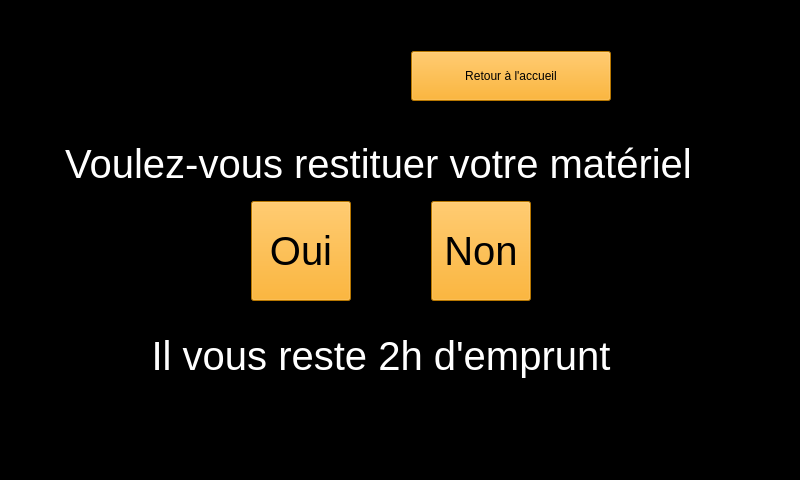
Qt form CasierConnectees/gestionnairecasier.ui (MoquereauClement/TravailProjet) before a commit.
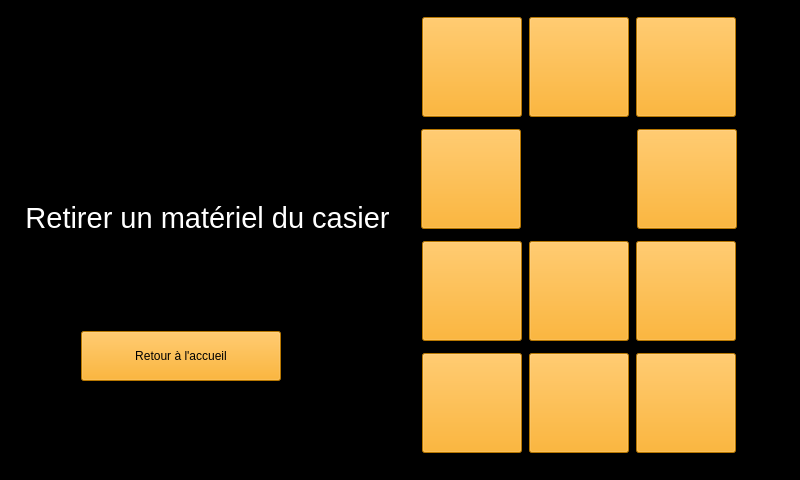
The same form after that commit. The open tabs and pages were chosen to show the change. Icons and pictures are not drawn.

The edit to the form file:
```diff
--- a/CasierConnectees/gestionnairecasier.ui
+++ b/CasierConnectees/gestionnairecasier.ui
@@ -486,7 +486,7 @@
       <widget class="QLabel" name="label_3">
        <property name="geometry">
         <rect>
-         <x>120</x>
+         <x>100</x>
          <y>320</y>
          <width>500</width>
          <height>50</height>
@@ -494,14 +494,14 @@
        </property>
        <property name="font">
         <font>
-         <pointsize>30</pointsize>
+         <pointsize>22</pointsize>
         </font>
        </property>
        <property name="styleSheet">
         <string notr="true">color:white;</string>
        </property>
        <property name="text">
-        <string>Il vous reste 2h d'emprunt</string>
+        <string/>
        </property>
        <property name="alignment">
         <set>Qt::AlignCenter</set>
@@ -531,22 +531,22 @@
       <widget class="QLabel" name="label_4">
        <property name="geometry">
         <rect>
-         <x>40</x>
+         <x>100</x>
          <y>130</y>
-         <width>655</width>
-         <height>45</height>
+         <width>500</width>
+         <height>50</height>
         </rect>
        </property>
        <property name="font">
         <font>
-         <pointsize>30</pointsize>
+         <pointsize>22</pointsize>
         </font>
        </property>
        <property name="styleSheet">
         <string notr="true">color:white;</string>
        </property>
        <property name="text">
-        <string>Voulez-vous restituer votre matériel</string>
+        <string/>
        </property>
        <property name="alignment">
         <set>Qt::AlignCenter</set>
@@ -1001,6 +1001,299 @@
        </property>
       </widget>
      </widget>
+     <widget class="QWidget" name="RetirerObjet">
+      <widget class="QWidget" name="layoutWidget_8">
+       <property name="geometry">
+        <rect>
+         <x>410</x>
+         <y>0</y>
+         <width>316</width>
+         <height>451</height>
+        </rect>
+       </property>
+       <layout class="QVBoxLayout" name="verticalLayout_13">
+        <item>
+         <layout class="QHBoxLayout" name="horizontalLayout_28">
+          <item>
+           <widget class="QToolButton" name="toolbutton_Retirer_Casier1">
+            <property name="minimumSize">
+             <size>
+              <width>100</width>
+              <height>100</height>
+             </size>
+            </property>
+            <property name="styleSheet">
+             <string notr="true">background-color:orange; color:bl;</string>
+            </property>
+            <property name="text">
+             <string/>
+            </property>
+           </widget>
+          </item>
+          <item>
+           <widget class="QToolButton" name="toolbutton_Retirer_Casier2">
+            <property name="minimumSize">
+             <size>
+              <width>100</width>
+              <height>100</height>
+             </size>
+            </property>
+            <property name="styleSheet">
+             <string notr="true">background-color:orange;</string>
+            </property>
+            <property name="text">
+             <string/>
+            </property>
+           </widget>
+          </item>
+          <item>
+           <widget class="QToolButton" name="toolbutton_Retirer_Casier3">
+            <property name="minimumSize">
+             <size>
+              <width>100</width>
+              <height>100</height>
+             </size>
+            </property>
+            <property name="styleSheet">
+             <string notr="true">background-color:orange;</string>
+            </property>
+            <property name="text">
+             <string/>
+            </property>
+           </widget>
+          </item>
+         </layout>
+        </item>
+        <item>
+         <layout class="QHBoxLayout" name="horizontalLayout_29">
+          <item>
+           <widget class="QToolButton" name="toolbutton_Retirer_Casier4">
+            <property name="minimumSize">
+             <size>
+              <width>100</width>
+              <height>100</height>
+             </size>
+            </property>
+            <property name="styleSheet">
+             <string notr="true">background-color:orange;</string>
+            </property>
+            <property name="text">
+             <string/>
+            </property>
+           </widget>
+          </item>
+          <item>
+           <spacer name="horizontalSpacer_5">
+            <property name="orientation">
+             <enum>Qt::Horizontal</enum>
+            </property>
+            <property name="sizeHint" stdset="0">
+             <size>
+              <width>40</width>
+              <height>20</height>
+             </size>
+            </property>
+           </spacer>
+          </item>
+          <item>
+           <widget class="QToolButton" name="toolbutton_Retirer_Casier5">
+            <property name="minimumSize">
+             <size>
+              <width>100</width>
+              <height>100</height>
+             </size>
+            </property>
+            <property name="styleSheet">
+             <string notr="true">background-color:orange;</string>
+            </property>
+            <property name="text">
+             <string/>
+            </property>
+           </widget>
+          </item>
+         </layout>
+        </item>
+        <item>
+         <layout class="QHBoxLayout" name="horizontalLayout_30">
+          <item>
+           <widget class="QToolButton" name="toolbutton_Retirer_Casier6">
+            <property name="minimumSize">
+             <size>
+              <width>100</width>
+              <height>100</height>
+             </size>
+            </property>
+            <property name="styleSheet">
+             <string notr="true">background-color:orange;</string>
+            </property>
+            <property name="text">
+             <string/>
+            </property>
+           </widget>
+          </item>
+          <item>
+           <widget class="QToolButton" name="toolbutton_Retirer_Casier7">
+            <property name="minimumSize">
+             <size>
+              <width>100</width>
+              <height>100</height>
+             </size>
+            </property>
+            <property name="styleSheet">
+             <string notr="true">background-color:orange;</string>
+            </property>
+            <property name="text">
+             <string/>
+            </property>
+           </widget>
+          </item>
+          <item>
+           <widget class="QToolButton" name="toolbutton_Retirer_Casier8">
+            <property name="minimumSize">
+             <size>
+              <width>100</width>
+              <height>100</height>
+             </size>
+            </property>
+            <property name="styleSheet">
+             <string notr="true">background-color:orange;</string>
+            </property>
+            <property name="text">
+             <string/>
+            </property>
+           </widget>
+          </item>
+         </layout>
+        </item>
+        <item>
+         <layout class="QHBoxLayout" name="horizontalLayout_31">
+          <item>
+           <widget class="QToolButton" name="toolbutton_Retirer_Casier9">
+            <property name="minimumSize">
+             <size>
+              <width>100</width>
+              <height>100</height>
+             </size>
+            </property>
+            <property name="styleSheet">
+             <string notr="true">background-color:orange;</string>
+            </property>
+            <property name="text">
+             <string/>
+            </property>
+           </widget>
+          </item>
+          <item>
+           <widget class="QToolButton" name="toolbutton_Retirer_Casier10">
+            <property name="minimumSize">
+             <size>
+              <width>100</width>
+              <height>100</height>
+             </size>
+            </property>
+            <property name="styleSheet">
+             <string notr="true">background-color:orange;</string>
+            </property>
+            <property name="text">
+             <string/>
+            </property>
+           </widget>
+          </item>
+          <item>
+           <widget class="QToolButton" name="toolbutton_Retirer_Casier11">
+            <property name="minimumSize">
+             <size>
+              <width>100</width>
+              <height>100</height>
+             </size>
+            </property>
+            <property name="styleSheet">
+             <string notr="true">background-color:orange;</string>
+            </property>
+            <property name="text">
+             <string/>
+            </property>
+           </widget>
+          </item>
+         </layout>
+        </item>
+       </layout>
+      </widget>
+      <widget class="QLabel" name="label_Image1_3">
+       <property name="enabled">
+        <bool>true</bool>
+       </property>
+       <property name="geometry">
+        <rect>
+         <x>10</x>
+         <y>10</y>
+         <width>201</width>
+         <height>101</height>
+        </rect>
+       </property>
+       <property name="autoFillBackground">
+        <bool>false</bool>
+       </property>
+       <property name="styleSheet">
+        <string notr="true"/>
+       </property>
+       <property name="inputMethodHints">
+        <set>Qt::ImhNone</set>
+       </property>
+       <property name="text">
+        <string/>
+       </property>
+       <property name="textFormat">
+        <enum>Qt::AutoText</enum>
+       </property>
+       <property name="scaledContents">
+        <bool>true</bool>
+       </property>
+       <property name="alignment">
+        <set>Qt::AlignHCenter|Qt::AlignTop</set>
+       </property>
+      </widget>
+      <widget class="QPushButton" name="pushButton_RedirectionAccueil_9">
+       <property name="geometry">
+        <rect>
+         <x>70</x>
+         <y>320</y>
+         <width>200</width>
+         <height>50</height>
+        </rect>
+       </property>
+       <property name="styleSheet">
+        <string notr="true">background-color:orange; color:bl;</string>
+       </property>
+       <property name="text">
+        <string>Retour à l'accueil</string>
+       </property>
+      </widget>
+      <widget class="QLabel" name="label_5">
+       <property name="geometry">
+        <rect>
+         <x>10</x>
+         <y>190</y>
+         <width>373</width>
+         <height>33</height>
+        </rect>
+       </property>
+       <property name="font">
+        <font>
+         <pointsize>22</pointsize>
+        </font>
+       </property>
+       <property name="styleSheet">
+        <string notr="true">color:white;</string>
+       </property>
+       <property name="text">
+        <string>Retirer un matériel du casier</string>
+       </property>
+       <property name="alignment">
+        <set>Qt::AlignCenter</set>
+       </property>
+      </widget>
+     </widget>
      <widget class="QWidget" name="Premiere">
       <widget class="QLineEdit" name="lineEdit_NumeroBadge">
        <property name="geometry">
```
Left out of the diff: 157 changed lines with no effect on the pictures.
